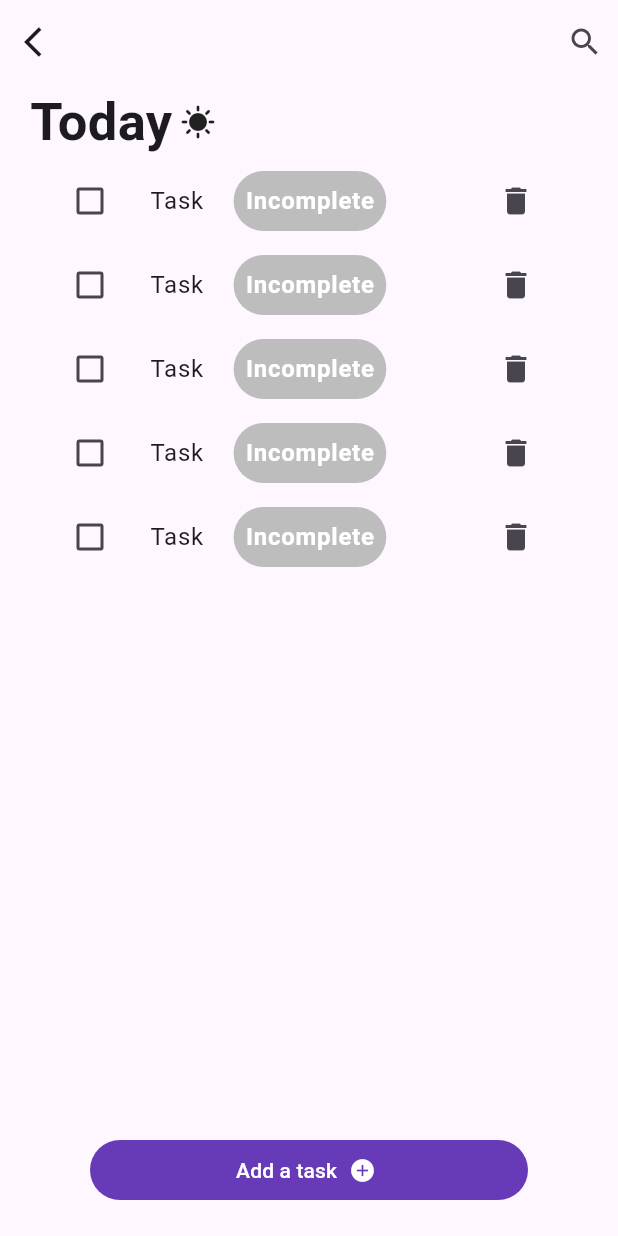
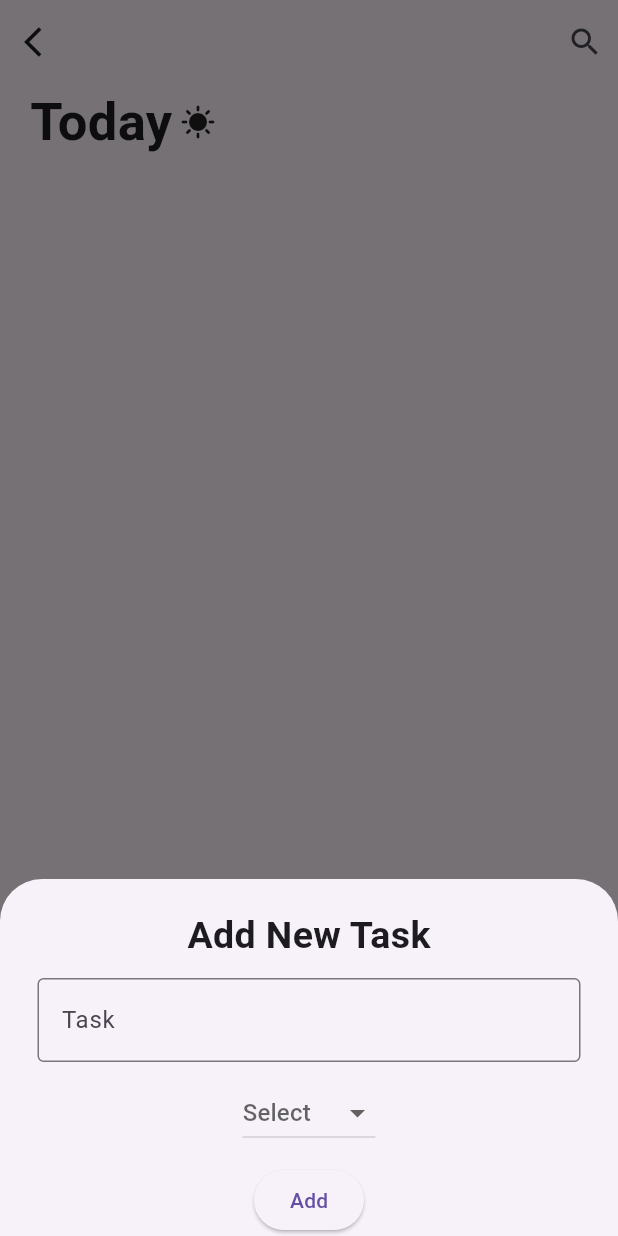
Before and after one commit to angelElizabethBerly/to_do_app, a Flutter app: the screen it shows after launch, after a tap on "Add a task", on a phone screen of 412 x 824 dp. Run offline on Flutter 3.47's test engine with Material 3 defaults, Android fonts, the phone set to English and light mode, and no system bars; our stand-ins replace hive_flutter; accounts and stored records are empty.

```diff
--- /dev/null
+++ b/lib/constant/color_constant.dart
@@ -0,0 +1,7 @@
+import 'package:flutter/material.dart';
+
+class ColorConstant {
+  static Color primaryGrey = Colors.grey.shade400;
+  static Color primaryWhite = Colors.white;
+  static Color primaryPurple = Colors.deepPurple;
+}
--- /dev/null
+++ b/lib/controller/home_screen_controller.dart
@@ -0,0 +1,24 @@
+import 'package:hive_flutter/adapters.dart';
+import 'package:to_do_app/model/task_model.dart';
+
+class HomeScreenController {
+  static List taskListKeys = [];
+
+  static var todoBox = Hive.box<TaskModel>('todoBox');
+
+  static getInitKeys() {
+    taskListKeys = todoBox.keys.toList();
+  }
+
+  static void addTask(
+      {required String task, bool completed = false, String? category}) {
+    todoBox
+        .add(TaskModel(task: task, completed: completed, category: category));
+    taskListKeys = todoBox.keys.toList();
+  }
+
+  static Future<void> deleteTask(var key) async {
+    await todoBox.delete(key);
+    taskListKeys = todoBox.keys.toList();
+  }
+}
--- a/lib/main.dart
+++ b/lib/main.dart
@@ -1,7 +1,13 @@
 import 'package:flutter/material.dart';
+import 'package:hive_flutter/hive_flutter.dart';
+import 'package:to_do_app/model/task_model.dart';
 import 'package:to_do_app/view/home_screen/home_screen.dart';
 
-void main() {
+Future<void> main() async {
+  WidgetsFlutterBinding.ensureInitialized();
+  await Hive.initFlutter();
+  Hive.registerAdapter(TaskModelAdapter());
+  var box = await Hive.openBox<TaskModel>('todoBox');
   runApp(const MyApp());
 }
 
--- a/lib/model/task_model.dart
+++ b/lib/model/task_model.dart
@@ -1,5 +1,14 @@
+import 'package:hive_flutter/adapters.dart';
+part 'task_model.g.dart';
+
+@HiveType(typeId: 1)
 class TaskModel {
-  String? task;
-  bool completed = false;
+  @HiveField(0)
+  String task;
+  @HiveField(1)
+  bool completed;
+  @HiveField(2)
   String? category;
+
+  TaskModel({required this.task, this.completed = false, this.category});
 }
--- a/lib/view/home_screen/home_screen.dart
+++ b/lib/view/home_screen/home_screen.dart
@@ -1,6 +1,10 @@
 // ignore_for_file: prefer_const_constructors, prefer_const_literals_to_create_immutables
 
 import 'package:flutter/material.dart';
+import 'package:to_do_app/constant/color_constant.dart';
+import 'package:to_do_app/controller/home_screen_controller.dart';
+import 'package:to_do_app/model/task_model.dart';
+import 'package:to_do_app/view/home_screen/widget/task_card.dart';
 
 class HomeScreen extends StatefulWidget {
   const HomeScreen({super.key});
@@ -10,6 +14,15 @@ class HomeScreen extends StatefulWidget {
 }
 
 class _HomeScreenState extends State<HomeScreen> {
+  @override
+  void initState() {
+    HomeScreenController.getInitKeys();
+    super.initState();
+  }
+
+  TextEditingController taskController = TextEditingController();
+  String? dropValue;
+  bool isCompleted = false;
   @override
   Widget build(BuildContext context) {
     return Scaffold(
@@ -33,37 +46,19 @@ class _HomeScreenState extends State<HomeScreen> {
               ],
             ),
             Column(
-              children: List.generate(
-                  5,
-                  (index) => ListTile(
-                        leading: Checkbox(
-                          value: false,
-                          onChanged: (value) {
-                            value = true;
-                            setState(() {});
-                          },
-                        ),
-                        title: Row(
-                          children: [
-                            Text("Task"),
-                            SizedBox(width: 20),
-                            Container(
-                              padding: EdgeInsets.all(8),
-                              decoration: BoxDecoration(
-                                  color: Colors.grey.shade400,
-                                  borderRadius: BorderRadius.circular(20)),
-                              child: Text(
-                                "Incomplete",
-                                style: TextStyle(
-                                    color: Colors.white,
-                                    fontWeight: FontWeight.bold),
-                              ),
-                            ),
-                          ],
-                        ),
-                        trailing: IconButton(
-                            onPressed: () {}, icon: Icon(Icons.delete)),
-                      )),
+              children: List.generate(HomeScreenController.taskListKeys.length,
+                  (index) {
+                final currentKey = HomeScreenController.taskListKeys[index];
+                final currentElement =
+                    HomeScreenController.todoBox.get(currentKey);
+                return TaskCardWidget(
+                  task: currentElement!.task,
+                  onDelete: () async {
+                    await HomeScreenController.deleteTask(currentKey);
+                    setState(() {});
+                  },
+                );
+              }),
             )
           ],
         ),
@@ -72,13 +67,78 @@ class _HomeScreenState extends State<HomeScreen> {
         padding: const EdgeInsets.symmetric(vertical: 20, horizontal: 60),
         child: TextButton.icon(
             style: ButtonStyle(
-                backgroundColor: MaterialStatePropertyAll(Colors.deepPurple)),
-            onPressed: () {},
+                backgroundColor:
+                    MaterialStatePropertyAll(ColorConstant.primaryPurple)),
+            onPressed: () {
+              taskController.clear();
+              showModalBottomSheet(
+                isScrollControlled: true,
+                context: context,
+                builder: (context) {
+                  return Padding(
+                    padding: EdgeInsets.only(
+                        top: 20,
+                        left: 25,
+                        right: 25,
+                        bottom: MediaQuery.of(context).viewInsets.bottom),
+                    child: StatefulBuilder(builder: (BuildContext context,
+                        void Function(void Function()) bottomSetState) {
+                      return Column(
+                        mainAxisSize: MainAxisSize.min,
+                        children: [
+                          Text(
+                            "Add New Task",
+                            style: TextStyle(
+                                fontWeight: FontWeight.bold, fontSize: 25),
+                          ),
+                          SizedBox(height: 10),
+                          TextFormField(
+                            controller: taskController,
+                            decoration: InputDecoration(
+                                hintText: "Task",
+                                border: OutlineInputBorder(
+                                    borderSide: BorderSide())),
+                          ),
+                          SizedBox(height: 10),
+                          DropdownButton(
+                            value: dropValue,
+                            hint: Text("Select"),
+                            items: [
+                              DropdownMenuItem(value: "1", child: Text("Work")),
+                              DropdownMenuItem(
+                                  value: "2", child: Text("Personal")),
+                              DropdownMenuItem(value: "3", child: Text("Diet")),
+                            ],
+                            onChanged: (value) {
+                              dropValue = value;
+                              bottomSetState(() {});
+                            },
+                          ),
+                          SizedBox(height: 10),
+                          ElevatedButton(
+                              onPressed: () {
+                                if (taskController.text != "") {
+                                  HomeScreenController.addTask(
+                                      task: taskController.text,
+                                      completed: isCompleted,
+                                      category: dropValue);
+                                  setState(() {});
+                                }
+                                Navigator.pop(context);
+                              },
+                              child: Text("Add"))
+                        ],
+                      );
+                    }),
+                  );
+                },
+              );
+            },
             icon: Text(
               "Add a task",
-              style: TextStyle(color: Colors.white),
+              style: TextStyle(color: ColorConstant.primaryWhite),
             ),
-            label: Icon(Icons.add_circle, color: Colors.white)),
+            label: Icon(Icons.add_circle, color: ColorConstant.primaryWhite)),
       ),
     );
   }
```
Also changed, not shown: lib/view/home_screen/widget/task_card.dart (added, +51 -0 lines), pubspec.yaml (+6 -4 lines), lib/model/task_model.g.dart (added), pubspec.lock, 1 other file.
